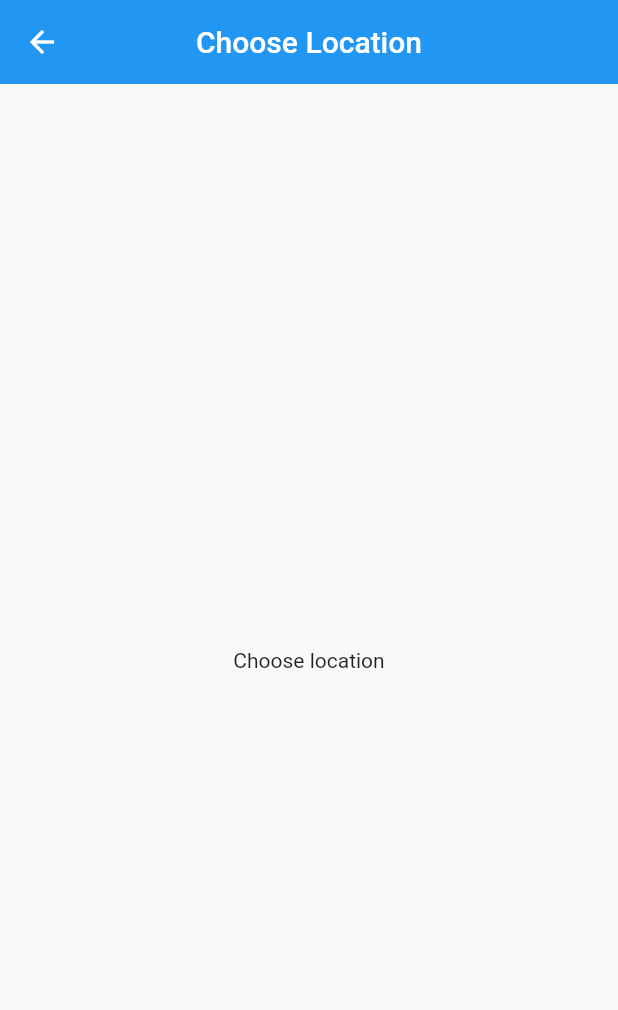
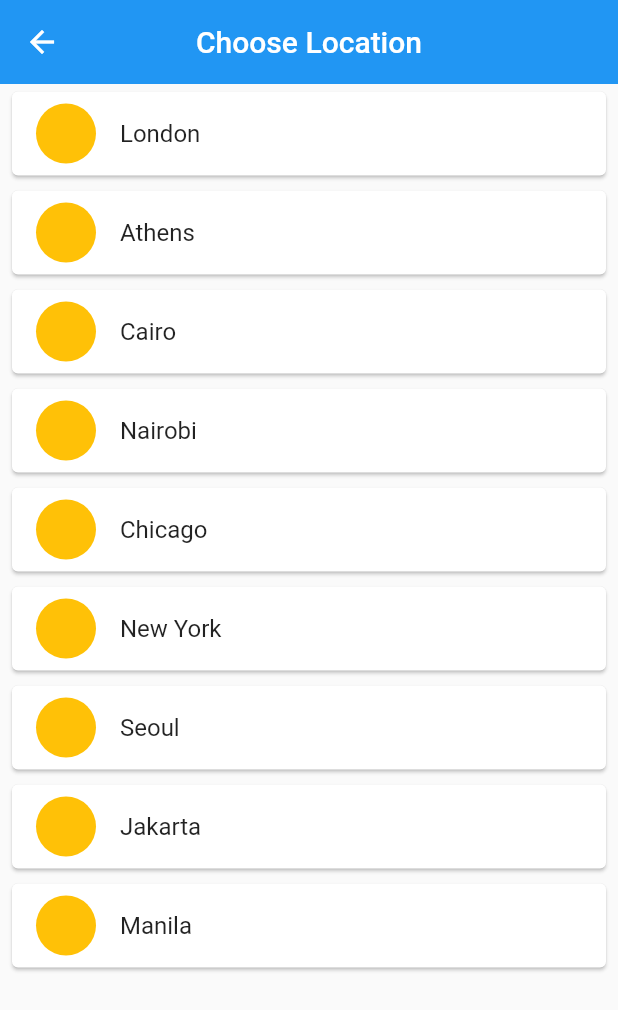
Before and after one commit to yell66w/flutter-world-time-app, a Flutter app: the screen it shows after launch, after a tap on "Edit Location", on a phone screen of 412 x 824 dp. Shown: the top 1010 px of the screen. Run offline on Flutter 3.47's test engine with Material 2 defaults, Android fonts, the phone set to English and light mode, and no system bars; our stand-ins replace flutter_spinkit; network calls fail.

Commit message:
added time update feature

```diff
--- a/lib/pages/choose_location.dart
+++ b/lib/pages/choose_location.dart
@@ -1,4 +1,5 @@
 import 'package:flutter/material.dart';
+import 'package:world_time_app_with_netninja/services/world_time.dart';
 
 class ChooseLocation extends StatefulWidget {
   @override
@@ -6,6 +7,30 @@ class ChooseLocation extends StatefulWidget {
 }
 
 class _ChooseLocationState extends State<ChooseLocation> {
+  List<WorldTime> locations = [
+    WorldTime(url: 'Europe/London', location: 'London', flag: 'uk.png'),
+    WorldTime(url: 'Europe/Berlin', location: 'Athens', flag: 'greece.png'),
+    WorldTime(url: 'Africa/Cairo', location: 'Cairo', flag: 'egypt.png'),
+    WorldTime(url: 'Africa/Nairobi', location: 'Nairobi', flag: 'kenya.png'),
+    WorldTime(url: 'America/Chicago', location: 'Chicago', flag: 'usa.png'),
+    WorldTime(url: 'America/New_York', location: 'New York', flag: 'usa.png'),
+    WorldTime(url: 'Asia/Seoul', location: 'Seoul', flag: 'south_korea.png'),
+    WorldTime(url: 'Asia/Jakarta', location: 'Jakarta', flag: 'indonesia.png'),
+    WorldTime(url: 'Asia/Manila', location: 'Manila', flag: 'manila.png'),
+  ];
+  void updateTime(index) async {
+    WorldTime instance = WorldTime(
+        location: locations[index].location,
+        flag: locations[index].flag,
+        url: locations[index].url);
+    await instance.getTime();
+    Navigator.pop(context, {
+      'location': instance.location,
+      'flag': instance.flag,
+      'time': instance.time
+    });
+  }
+
   @override
   Widget build(BuildContext context) {
     return Scaffold(
@@ -14,7 +39,24 @@ class _ChooseLocationState extends State<ChooseLocation> {
           centerTitle: true,
           elevation: 0,
         ),
-      body: Center(child: Text('Choose location')),
+        body: ListView.builder(
+          itemCount: locations.length,
+          itemBuilder: (context, index) {
+            return Padding(
+              padding: EdgeInsets.symmetric(horizontal: 4, vertical: 1),
+              child: Card(
+                child: ListTile(
+                  onTap: () {
+                    updateTime(index);
+                  },
+                  title: Text(locations[index].location),
+                  leading: CircleAvatar(
+                    backgroundColor: Colors.amber,
+                  ),
+                ),
+              ),
             );
+          },
+        ));
   }
 }
--- a/lib/pages/home.dart
+++ b/lib/pages/home.dart
@@ -10,7 +10,7 @@ class _HomeState extends State<Home> {
 
   @override
   Widget build(BuildContext context) {
-    data = ModalRoute.of(context).settings.arguments;
+    data = data.isNotEmpty ? data : ModalRoute.of(context).settings.arguments;
     print(data);
     return Scaffold(
       //appBar: AppBar(),
@@ -20,8 +20,16 @@ class _HomeState extends State<Home> {
           child: Column(
             children: <Widget>[
               FlatButton.icon(
-                  onPressed: () {
-                    Navigator.pushNamed(context, '/location');
+                  onPressed: () async {
+                    dynamic res =
+                        await Navigator.pushNamed(context, '/location');
+                    setState(() {
+                      data = {
+                        'location': res['location'],
+                        'time': res['time'],
+                        'flag': res['flag']
+                      };
+                    });
                   },
                   icon: Icon(Icons.edit_location),
                   label: Text('Edit Location')),
--- a/lib/pages/loading.dart
+++ b/lib/pages/loading.dart
@@ -12,7 +12,7 @@ class _LoadingState extends State<Loading> {
 
   void setupTime() async {
     WorldTime instance =
-        WorldTime(location: 'Manila', flag: 'ph.jpg', url: 'Asia/Manila');
+        WorldTime(location: 'Manila', flag: 'manila.jpg', url: 'Asia/Manila');
     await instance.getTime();
     Navigator.pushReplacementNamed(context, '/home', arguments: {
       'location': instance.location,
```
Lines whose indentation alone changed are shown as unchanged.
